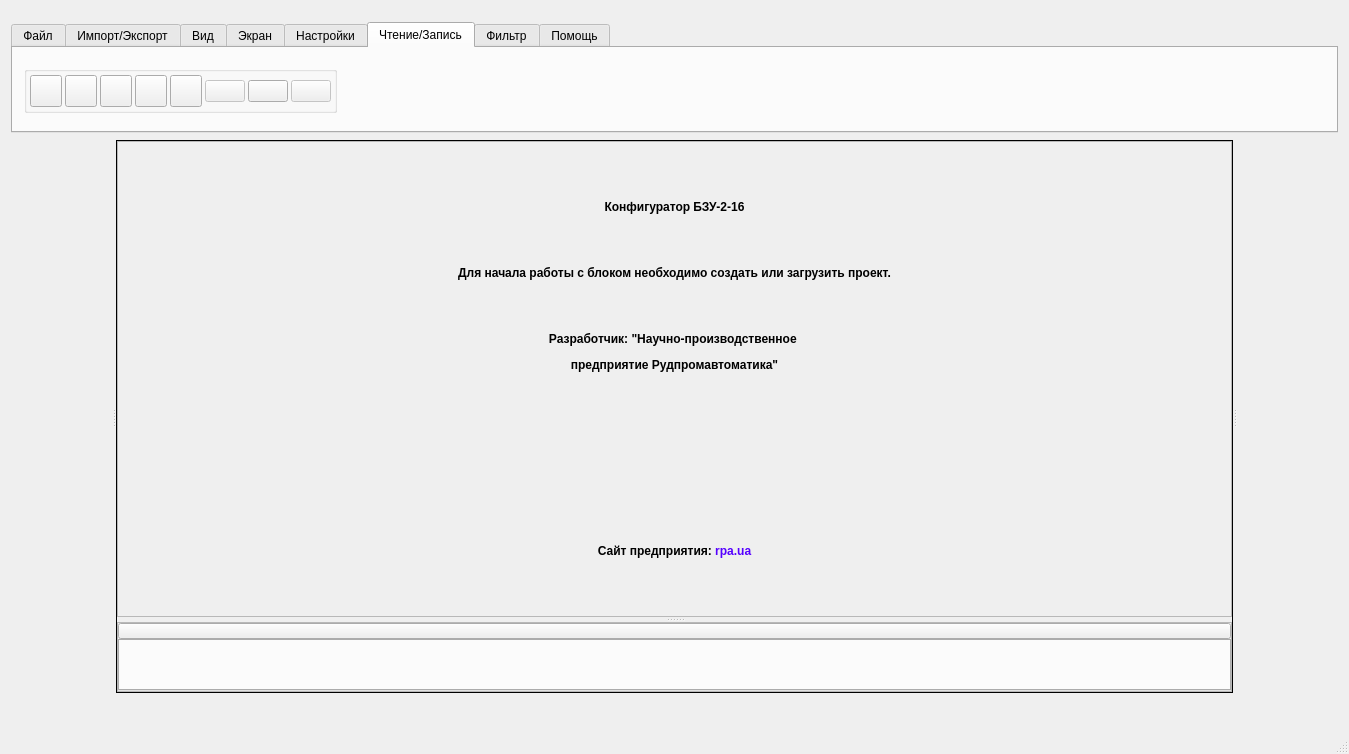
Old version of the form configuratorwindow.ui in the repository vlarry/configurator.
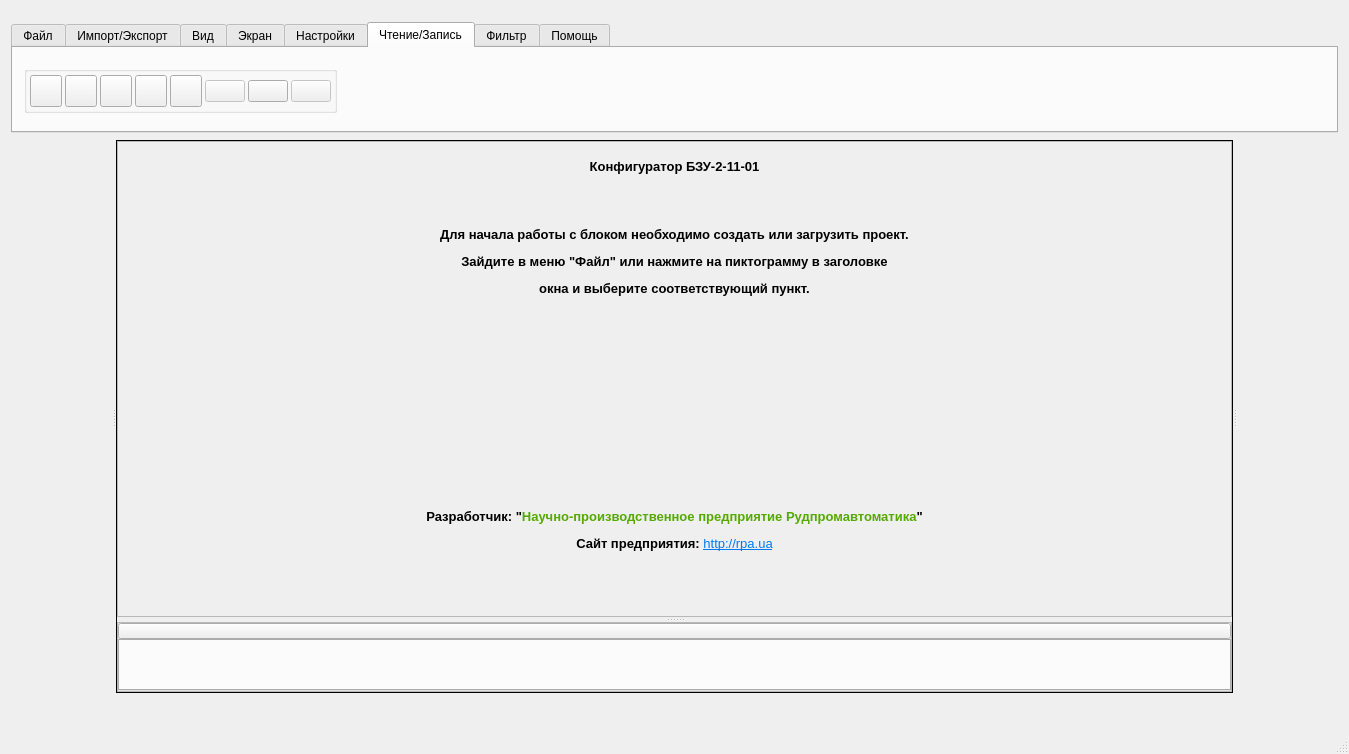
New version of the form. The open tabs and pages were chosen to show the change. Icons and pictures are not drawn. Custom widgets are drawn as their Qt base class.

Commit message: Переработка окна приветствия.

```diff
--- a/configuratorwindow.ui
+++ b/configuratorwindow.ui
@@ -2761,8 +2761,40 @@
             <layout class="QVBoxLayout" name="verticalLayout_19">
              <item>
               <widget class="QLabel" name="labelWellcomScreen">
+               <property name="sizePolicy">
+                <sizepolicy hsizetype="Expanding" vsizetype="Expanding">
+                 <horstretch>0</horstretch>
+                 <verstretch>0</verstretch>
+                </sizepolicy>
+               </property>
                <property name="text">
-                <string>&lt;html&gt;&lt;head/&gt;&lt;body&gt;&lt;p align=&quot;center&quot;&gt;&lt;span style=&quot; font-weight:600;&quot;&gt;Конфигуратор БЗУ-2-16&lt;/span&gt;&lt;/p&gt;&lt;p align=&quot;center&quot;&gt;&lt;br/&gt;&lt;/p&gt;&lt;p align=&quot;center&quot;&gt;&lt;span style=&quot; font-weight:600;&quot;&gt;Для начала работы с блоком необходимо создать или загрузить проект.&lt;/span&gt;&lt;/p&gt;&lt;p align=&quot;center&quot;&gt;&lt;br/&gt;&lt;/p&gt;&lt;p align=&quot;center&quot;&gt;&lt;span style=&quot; font-weight:600;&quot;&gt;Разработчик: &amp;quot;Научно-производственное &lt;/span&gt;&lt;/p&gt;&lt;p align=&quot;center&quot;&gt;&lt;span style=&quot; font-weight:600;&quot;&gt;предприятие Рудпромавтоматика&amp;quot;&lt;/span&gt;&lt;/p&gt;&lt;p align=&quot;center&quot;&gt;&lt;br/&gt;&lt;/p&gt;&lt;p align=&quot;center&quot;&gt;&lt;br/&gt;&lt;/p&gt;&lt;p align=&quot;center&quot;&gt;&lt;br/&gt;&lt;/p&gt;&lt;p align=&quot;center&quot;&gt;&lt;br/&gt;&lt;/p&gt;&lt;p align=&quot;center&quot;&gt;&lt;span style=&quot; font-weight:600;&quot;&gt;Сайт предприятия: &lt;/span&gt;&lt;span style=&quot; font-weight:600; color:#5500ff;&quot;&gt;rpa.ua&lt;/span&gt;&lt;/p&gt;&lt;/body&gt;&lt;/html&gt;</string>
+                <string>&lt;html&gt;&lt;head/&gt;&lt;body&gt;&lt;p align=&quot;center&quot;&gt;&lt;span style=&quot; font-size:10pt; font-weight:600;&quot;&gt;Конфигуратор БЗУ-2-11-01&lt;/span&gt;&lt;/p&gt;&lt;p align=&quot;center&quot;&gt;&lt;span style=&quot; font-size:10pt;&quot;&gt;&lt;br/&gt;&lt;/span&gt;&lt;/p&gt;&lt;p align=&quot;center&quot;&gt;&lt;span style=&quot; font-size:10pt; font-weight:600;&quot;&gt;Для начала работы с блоком необходимо создать или загрузить проект.&lt;/span&gt;&lt;/p&gt;&lt;p align=&quot;center&quot;&gt;&lt;span style=&quot; font-size:10pt; font-weight:600;&quot;&gt;Зайдите в меню &amp;quot;Файл&amp;quot; или нажмите на пиктограмму &lt;/span&gt;&lt;img src=&quot;:/images/resource/images/configurator.png&quot; width=&quot;24&quot; height=&quot;24&quot;/&gt;&lt;span style=&quot; font-size:10pt; font-weight:600;&quot;&gt; в заголовке&lt;/span&gt;&lt;/p&gt;&lt;p align=&quot;center&quot;&gt;&lt;span style=&quot; font-size:10pt; font-weight:600;&quot;&gt;окна и выберите соответствующий пункт.&lt;/span&gt;&lt;/p&gt;&lt;/body&gt;&lt;/html&gt;</string>
+               </property>
+              </widget>
+             </item>
+             <item>
+              <spacer name="verticalSpacer_5">
+               <property name="orientation">
+                <enum>Qt::Vertical</enum>
+               </property>
+               <property name="sizeHint" stdset="0">
+                <size>
+                 <width>20</width>
+                 <height>40</height>
+                </size>
+               </property>
+              </spacer>
+             </item>
+             <item>
+              <widget class="QLabel" name="labelWellcomeScreenSignature">
+               <property name="sizePolicy">
+                <sizepolicy hsizetype="Expanding" vsizetype="Expanding">
+                 <horstretch>0</horstretch>
+                 <verstretch>0</verstretch>
+                </sizepolicy>
+               </property>
+               <property name="text">
+                <string>&lt;html&gt;&lt;head/&gt;&lt;body&gt;&lt;p align=&quot;center&quot;&gt;&lt;span style=&quot; font-size:10pt; font-weight:600;&quot;&gt;Разработчик: &amp;quot;&lt;/span&gt;&lt;span style=&quot; font-size:10pt; font-weight:600; color:#55aa00;&quot;&gt;Научно-производственное предприятие Рудпромавтоматика&lt;/span&gt;&lt;span style=&quot; font-size:10pt; font-weight:600;&quot;&gt;&amp;quot;&lt;/span&gt;&lt;/p&gt;&lt;p align=&quot;center&quot;&gt;&lt;span style=&quot; font-size:10pt; font-weight:600;&quot;&gt;Сайт предприятия: &lt;/span&gt;&lt;a href=&quot;http://rpa.ua&quot;&gt;&lt;span style=&quot; font-size:10pt; text-decoration: underline; color:#007af4;&quot;&gt;http://rpa.ua&lt;/span&gt;&lt;/a&gt;&lt;/p&gt;&lt;/body&gt;&lt;/html&gt;</string>
                </property>
               </widget>
              </item>
```
Left out of the diff: 4 changed lines with no effect on the pictures.
